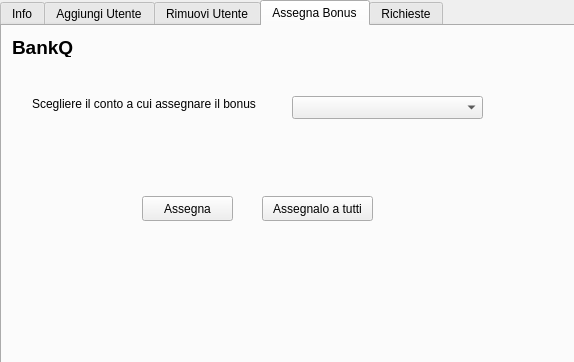
First picture: the form in BankQ/admininfo.ui, repository marcofranceschini/p2_project, before the edit.
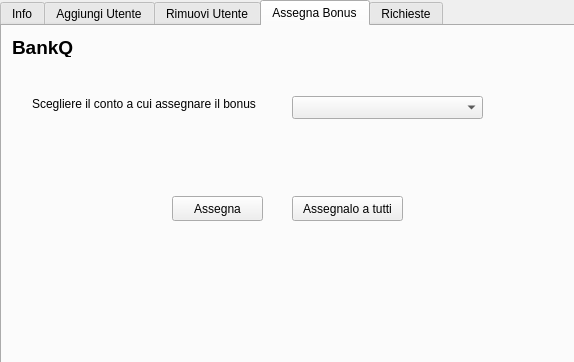
Second picture: the form after the edit. The open tabs and pages were chosen to show the change.

The edit to the form file:
```diff
--- a/BankQ/admininfo.ui
+++ b/BankQ/admininfo.ui
@@ -612,7 +612,7 @@
     <widget class="QToolButton" name="toolButton_5">
      <property name="geometry">
       <rect>
-       <x>140</x>
+       <x>170</x>
        <y>170</y>
        <width>91</width>
        <height>25</height>
@@ -625,7 +625,7 @@
     <widget class="QToolButton" name="toolButton_6">
      <property name="geometry">
       <rect>
-       <x>260</x>
+       <x>290</x>
        <y>170</y>
        <width>111</width>
        <height>25</height>
```
Left out of the diff: 2 changed lines with no effect on the pictures.
